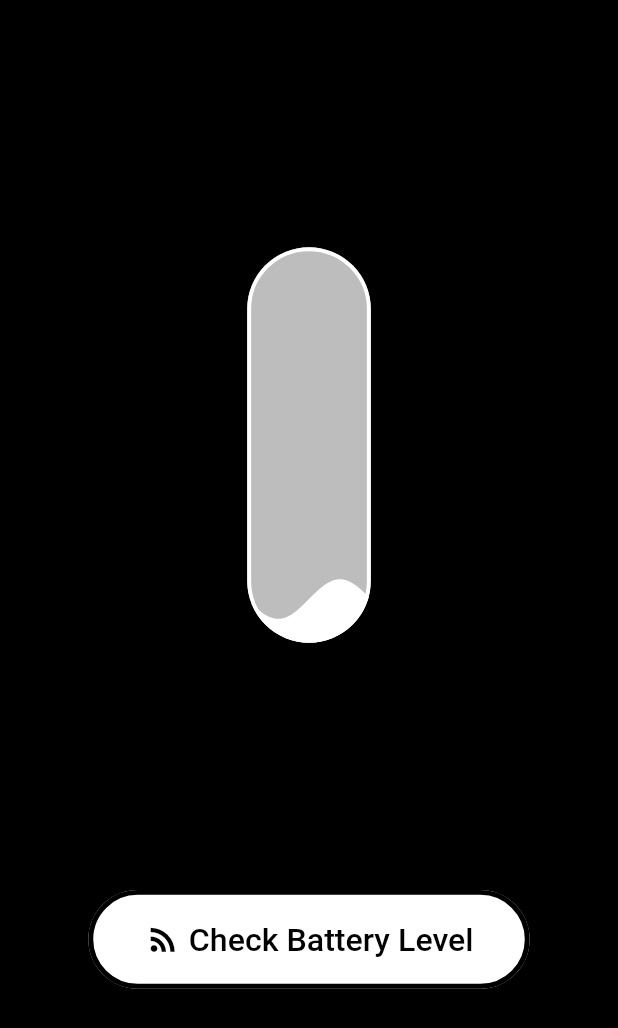
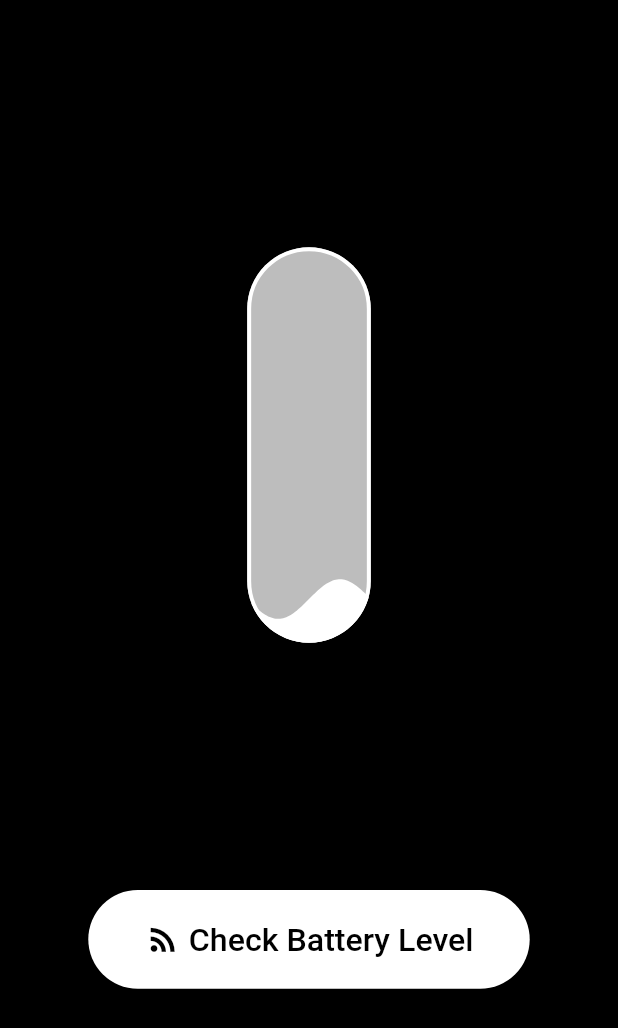
Before and after one commit to devberkay/battery_status, a Flutter app: the screen it shows after launch, on a phone screen of 412 x 824 dp. Shown: the top 1028 px of the screen. Run offline on Flutter 3.47's test engine with Material 2 defaults, Android fonts, the phone set to English and light mode, and no system bars; drawn by our look-alikes of liquid_progress_indicator, loader_overlay; our stand-ins replace flutter_hooks, go_router, hooks_riverpod.

Commit message:
Mar 3, 2023, 8:21 PM

```diff
--- a/lib/view/home/widgets/action_button.dart
+++ b/lib/view/home/widgets/action_button.dart
@@ -42,7 +42,7 @@ class ActionButton extends HookConsumerWidget {
                       borderRadius:
                           BorderRadius.circular(constraints.maxHeight * 0.5),
                       side: BorderSide(
-                          color: Colors.black,
+                          color: Colors.transparent,
                           width: constraints.maxHeight * 0.05));
                 }
               }),
```
